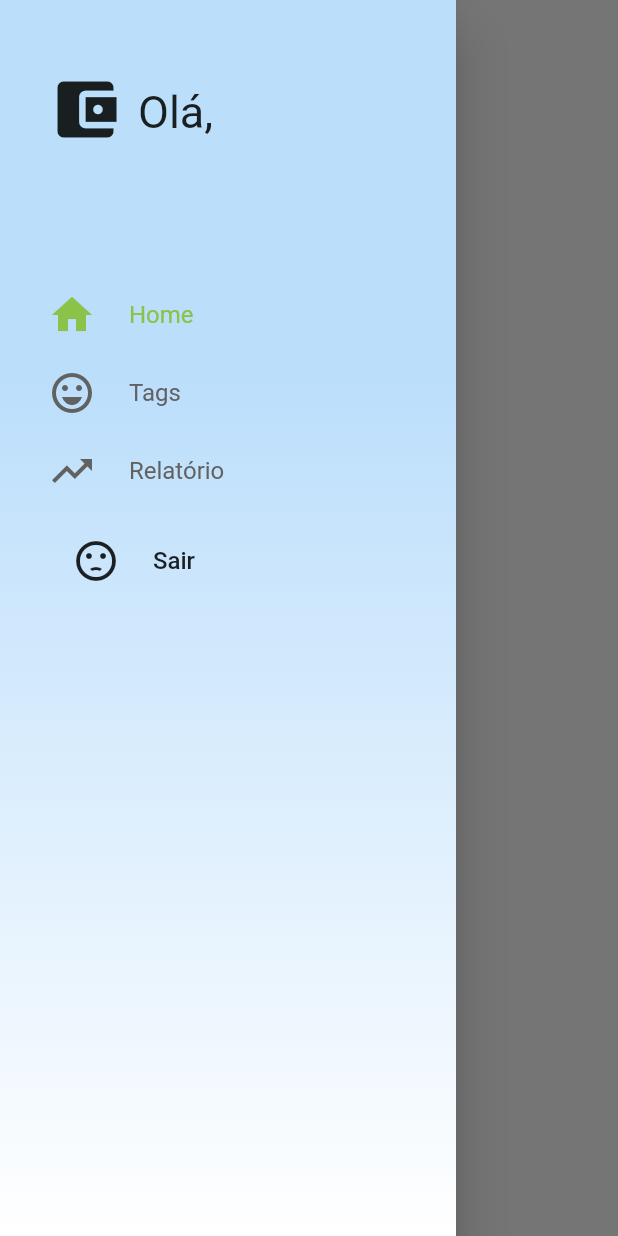
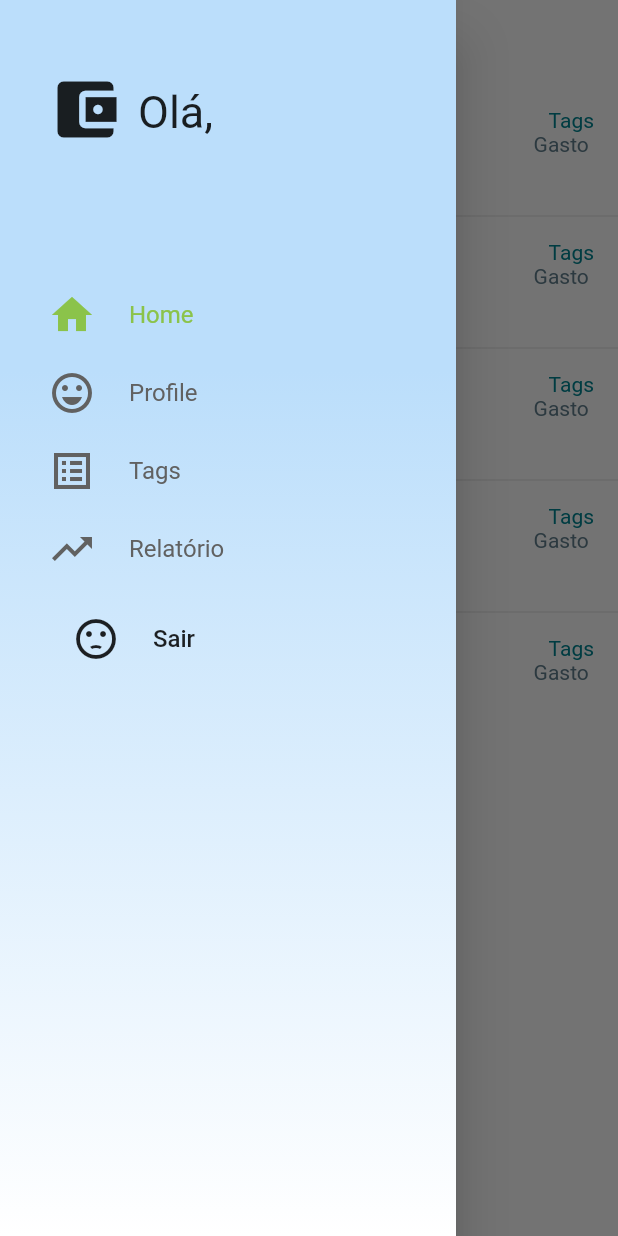
Before and after one commit to AnaCarlaG/app-financeiro-flutter, a Flutter app: the GerenciaPage screen opened directly, with the side drawer open, on a phone screen of 412 x 824 dp. Run offline on Flutter 3.47's test engine with Material 2 defaults, Android fonts, the phone set to English and light mode, and no system bars; our stand-ins replace cloud_firestore, firebase_auth, firebase_core, flutter_masked_text, rxdart; missing offline and left inert: bloc_pattern; accounts and stored records are empty.

Commit message:
Mudança no add tag e criação da tela de home

```diff
--- a/lib/pages/gerencia.page.dart
+++ b/lib/pages/gerencia.page.dart
@@ -1,6 +1,6 @@
-import 'package:financeiro/util/gerencia_tab.dart';
 import 'package:financeiro/util/custom_drawer.dart';
-import 'package:financeiro/util/tag_tab.dart';
+import 'package:financeiro/util/tab/gerencia_tab.dart';
+import 'package:financeiro/util/tab/tag_tab.dart';
 import 'package:flutter/material.dart';
 import 'package:flutter/services.dart';
 
@@ -13,7 +13,7 @@ class GerenciaPage extends StatelessWidget {
       physics: NeverScrollableScrollPhysics(),
       children: <Widget>[
         Scaffold(
-          body: GerenciaTab(),
+          body: SafeArea(child: GerenciaTab()),
           drawer: CustomDrawer(_pageController),
         ),
         Scaffold(
--- a/lib/util/custom_drawer.dart
+++ b/lib/util/custom_drawer.dart
@@ -63,11 +63,15 @@ class CustomDrawer extends StatelessWidget {
               height: 20,
             ),
             DrawerTile(
-                Icons.sentiment_very_satisfied, "Tags", pageController, 1),
+                Icons.sentiment_very_satisfied, "Profile", pageController, 1),
             SizedBox(
               height: 20,
             ),
-            DrawerTile(Icons.trending_up, "Relatório", pageController, 2),
+            DrawerTile(Icons.list_alt_sharp, "Tags", pageController, 2),
+            SizedBox(
+              height: 20,
+            ),
+            DrawerTile(Icons.trending_up, "Relatório", pageController, 3),
             SizedBox(
               height: 20,
             ),
--- a/lib/util/gerencia_tab.dart
+++ /dev/null
@@ -1,35 +0,0 @@
-import 'package:flutter/material.dart';
-
-class GerenciaTab extends StatelessWidget {
-  @override
-  Widget build(BuildContext context) {
-    Widget _buildBodyBack() => Container(
-          color: Colors.white,
-          // decoration: BoxDecoration(
-          //     gradient: LinearGradient(colors: [
-          //   Color.fromARGB(255, 211, 118, 130),
-          //   Color.fromARGB(255, 253, 181, 168)
-          // ], begin: Alignment.topLeft, end: Alignment.bottomRight)),
-        );
-
-    return Stack(
-      children: <Widget>[
-        _buildBodyBack(),
-        CustomScrollView(
-          slivers: <Widget>[
-            SliverAppBar(
-              floating: true,
-              snap: true,
-              backgroundColor: Colors.transparent,
-              elevation: 0.0,
-              flexibleSpace: FlexibleSpaceBar(
-                title: const Text(""),
-                centerTitle: true,
-              ),
-            ),
-          ],
-        )
-      ],
-    );
-  }
-}
--- /dev/null
+++ b/lib/util/tab/gerencia_tab.dart
@@ -0,0 +1,66 @@
+import 'package:financeiro/util/user_tile.dart';
+import 'package:flutter/material.dart';
+
+class GerenciaTab extends StatelessWidget {
+  @override
+  Widget build(BuildContext context) {
+    Widget _buildBodyBack() => Scaffold(
+          body: Column(
+            children: <Widget>[
+              Padding(
+                padding:
+                    const EdgeInsets.symmetric(horizontal: 50, vertical: 8),
+                child: TextField(
+                  keyboardType: TextInputType.text,
+                  style: TextStyle(color: Colors.black),
+                  decoration: InputDecoration(
+                      hintText: "Pesquisar",
+                      hintStyle: TextStyle(color: Colors.black38),
+                      icon: Icon(
+                        Icons.search,
+                        color: Colors.purple,
+                      ),
+                      border: InputBorder.none),
+                ),
+              ),
+              Expanded(
+                child: ListView.separated(
+                  itemBuilder: (context, index) {
+                    return UserTile();
+                  },
+                  separatorBuilder: (context, builder) {
+                    return Divider();
+                  },
+                  itemCount: 5,
+                ),
+              )
+            ],
+          ),
+          // decoration: BoxDecoration(
+          //     gradient: LinearGradient(colors: [
+          //   Color.fromARGB(255, 211, 118, 130),
+          //   Color.fromARGB(255, 253, 181, 168)
+          // ], begin: Alignment.topLeft, end: Alignment.bottomRight)),
+        );
+
+    return Stack(
+      children: <Widget>[
+        _buildBodyBack(),
+        CustomScrollView(
+          slivers: <Widget>[
+            SliverAppBar(
+              floating: true,
+              snap: true,
+              backgroundColor: Colors.transparent,
+              elevation: 0.0,
+              flexibleSpace: FlexibleSpaceBar(
+                title: const Text(""),
+                centerTitle: true,
+              ),
+            ),
+          ],
+        )
+      ],
+    );
+  }
+}
--- a/lib/util/tag_tab.dart
+++ b/lib/util/tab/tag_tab.dart
@@ -1,7 +1,6 @@
 import 'dart:convert';
 import 'dart:io';
 
-import 'package:financeiro/pages/TagPageAdd.dart';
 import 'package:flutter/material.dart';
 import 'package:path_provider/path_provider.dart';
 
--- /dev/null
+++ b/lib/util/user_tile.dart
@@ -0,0 +1,34 @@
+// import 'package:cloud_firestore/cloud_firestore.dart';
+import 'package:flutter/material.dart';
+
+class UserTile extends StatelessWidget {
+  //final DocumentSnapshot snapshot;
+  // UserTile(this.snapshot);
+
+  @override
+  Widget build(BuildContext context) {
+    return ListTile(
+      title: Text(
+        "title",
+        style: TextStyle(color: Colors.blueGrey),
+      ),
+      subtitle: Text(
+        "sub",
+        style: TextStyle(color: Colors.teal[900]),
+      ),
+      trailing: Column(
+        crossAxisAlignment: CrossAxisAlignment.end,
+        children: <Widget>[
+          Text(
+            "Tags",
+            style: TextStyle(color: Colors.cyan[800]),
+          ),
+          Text(
+            "Gasto ",
+            style: TextStyle(color: Colors.blueGrey),
+          )
+        ],
+      ),
+    );
+  }
+}
--- a/pubspec.yaml
+++ b/pubspec.yaml
@@ -33,6 +33,8 @@ dependencies:
   firebase_core: ^0.5.0+1
   flutter_masked_text: ^0.8.0
   path_provider: ^1.6.24
+  bloc_pattern: ^2.5.1
+  rxdart: ^0.24.1
 
   # The following adds the Cupertino Icons font to your application.
   # Use with the CupertinoIcons class for iOS style icons.
```
Also changed, not shown: lib/model/user.model.dart (+8 -0 lines), lib/pages/TagPageAdd.dart (deleted, +0 -120 lines), lib/util/tab/profile_tab.dart (added, +18 -0 lines), lib/util/tab/relatorio_tab.dart (added, +22 -0 lines), lib/util/user_block.dart (added, +34 -0 lines), pubspec.lock.
